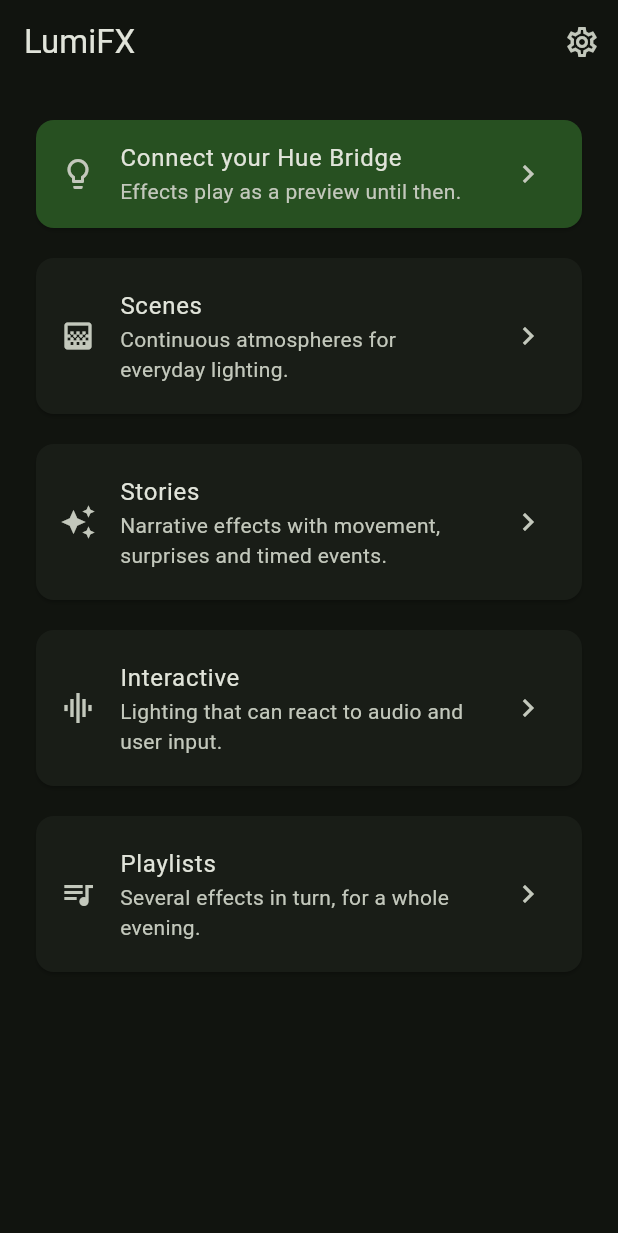
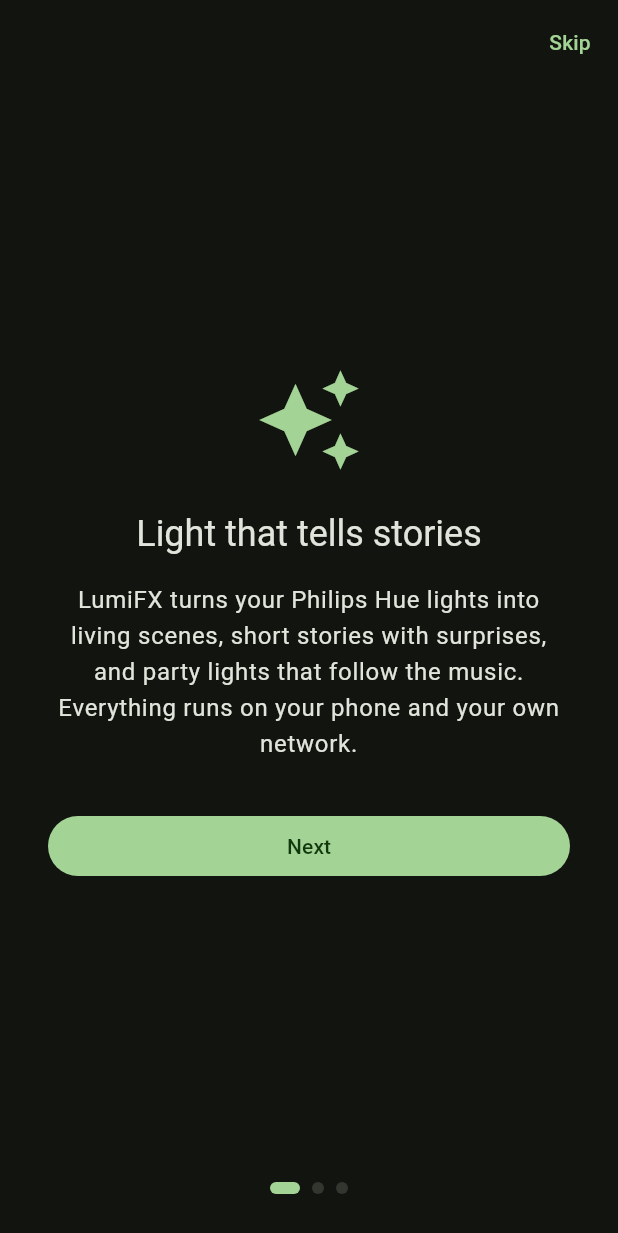
Before and after one commit to fz1101hub/Lumifx, a Flutter app: the screen it shows after launch, on a phone screen of 412 x 824 dp. Shown: the top 1233 px of the screen. Run offline on Flutter 3.47's test engine with Material 3 defaults, Android fonts, the phone set to English and light mode, and no system bars; our stand-ins replace flutter_secure_storage, shared_preferences, wakelock_plus; missing offline and left inert: nsd, pointycastle, quick_actions, record; generated files the repository leaves out were written again.

Commit message:
feat: welcome pages on the first launch
Three pages right after installing: what LumiFX does, connecting the Hue
Bridge (opens the setup; pairing finishes the welcome), and trying every
effect on the virtual lamps without a bridge. Skippable, page dots
labelled for screen readers. Shown only when nothing was stored before
and no bridge is paired, so people updating the app never see them.

Co-Authored-By: Claude Opus 5.5 <noreply@anthropic.com>
Claude-Session: https://claude.ai/code/session_01Szg8pjb3m6ZX5QZMLK69pw

```diff
--- a/lib/l10n/app_en.arb
+++ b/lib/l10n/app_en.arb
@@ -727,5 +727,61 @@
         "type": "String"
       }
     }
+  },
+  "onboardingWelcomeTitle": "Light that tells stories",
+  "@onboardingWelcomeTitle": {
+    "description": "Onboarding page 1 title"
+  },
+  "onboardingWelcomeBody": "LumiFX turns your Philips Hue lights into living scenes, short stories with surprises, and party lights that follow the music. Everything runs on your phone and your own network.",
+  "@onboardingWelcomeBody": {
+    "description": "Onboarding page 1 text"
+  },
+  "onboardingBridgeTitle": "Connect your Hue Bridge",
+  "@onboardingBridgeTitle": {
+    "description": "Onboarding page 2 title"
+  },
+  "onboardingBridgeBody": "Keep the phone on the same Wi-Fi as the bridge. LumiFX finds it, then asks you to press the round button on top of it once.",
+  "@onboardingBridgeBody": {
+    "description": "Onboarding page 2 text"
+  },
+  "onboardingPreviewTitle": "Try it right away",
+  "@onboardingPreviewTitle": {
+    "description": "Onboarding page 3 title"
+  },
+  "onboardingPreviewBody": "No bridge at hand? Every effect also plays on virtual lamps on the screen, so you can look around first and connect later from the home screen.",
+  "@onboardingPreviewBody": {
+    "description": "Onboarding page 3 text"
+  },
+  "next": "Next",
+  "@next": {
+    "description": "Onboarding button: next page"
+  },
+  "connectNow": "Connect now",
+  "@connectNow": {
+    "description": "Onboarding button: connect the bridge now"
+  },
+  "later": "Later",
+  "@later": {
+    "description": "Onboarding button: connect later"
+  },
+  "getStarted": "Get started",
+  "@getStarted": {
+    "description": "Onboarding button: finish"
+  },
+  "skip": "Skip",
+  "@skip": {
+    "description": "Onboarding button: skip the pages"
+  },
+  "pageOf": "Page {page} of {count}",
+  "@pageOf": {
+    "description": "Screen reader label of the page dots",
+    "placeholders": {
+      "page": {
+        "type": "int"
+      },
+      "count": {
+        "type": "int"
+      }
+    }
   }
 }
--- a/lib/src/features/library/preferences_controller.dart
+++ b/lib/src/features/library/preferences_controller.dart
@@ -109,10 +109,32 @@ class PreferencesController extends ChangeNotifier {
   bool _dirty = false;
   Future<void> _writes = Future.value();
 
+  bool _loaded = false;
+  bool _firstRun = false;
+  bool _onboardingDone = false;
+
+  /// [load] has finished.
+  bool get isLoaded => _loaded;
+
+  /// Nothing was stored yet when [load] ran: the app was just installed.
+  bool get isFirstRun => _firstRun;
+
+  /// The welcome pages have been seen (or skipped).
+  bool get onboardingDone => _onboardingDone;
+
+  Future<void> setOnboardingDone() {
+    _onboardingDone = true;
+    return _changed();
+  }
+
   Future<void> load() async {
     try {
       final raw = await _store.read(_key);
-      if (raw == null || _dirty) {
+      if (raw == null) {
+        _firstRun = !_dirty;
+        return;
+      }
+      if (_dirty) {
         return;
       }
       final json = (jsonDecode(raw) as Map).cast<String, Object?>();
@@ -122,6 +144,7 @@ class PreferencesController extends ChangeNotifier {
       _restoreLights = json['restoreLights'] as bool? ?? true;
       _softFlashes = json['softFlashes'] as bool? ?? false;
       _flashWarningShown = json['flashWarningShown'] as bool? ?? false;
+      _onboardingDone = json['onboardingDone'] as bool? ?? true;
       _musicSource = MusicSource.values.asNameMap()[json['musicSource']] ??
           MusicSource.microphone;
       final scenes = json['userScenes'];
@@ -158,8 +181,10 @@ class PreferencesController extends ChangeNotifier {
       }
     } on Object {
       // Unreadable preferences are not worth failing over; start fresh.
+    } finally {
+      _loaded = true;
+      notifyListeners();
     }
-    notifyListeners();
   }
 
   Future<void> toggleFavorite(String effectId) {
@@ -308,6 +333,7 @@ class PreferencesController extends ChangeNotifier {
       'restoreLights': _restoreLights,
       'softFlashes': _softFlashes,
       'flashWarningShown': _flashWarningShown,
+      'onboardingDone': _onboardingDone,
       'musicSource': _musicSource.name,
       'playlists': [for (final p in _playlists) p.toJson()],
       'userScenes': [for (final s in _userScenes) s.toJson()],
--- /dev/null
+++ b/lib/src/features/onboarding/onboarding_screen.dart
@@ -0,0 +1,180 @@
+import 'dart:async';
+
+import 'package:flutter/material.dart';
+
+import '../../app_scope.dart';
+import '../bridge/bridge_setup_screen.dart';
+import '../common/app_text.dart';
+
+/// Three pages on the very first launch: what LumiFX does, connecting the
+/// Hue Bridge, and trying it without one. Skippable at any time.
+class OnboardingScreen extends StatefulWidget {
+  const OnboardingScreen({super.key});
+
+  @override
+  State<OnboardingScreen> createState() => _OnboardingScreenState();
+}
+
+class _OnboardingScreenState extends State<OnboardingScreen> {
+  final _pages = PageController();
+  int _page = 0;
+
+  @override
+  void dispose() {
+    _pages.dispose();
+    super.dispose();
+  }
+
+  void _finish() {
+    unawaited(AppScope.of(context).preferences.setOnboardingDone());
+    Navigator.of(context).pop();
+  }
+
+  void _next() => _pages.nextPage(
+        duration: const Duration(milliseconds: 300),
+        curve: Curves.easeOut,
+      );
+
+  Future<void> _connect() async {
+    await Navigator.of(context).push(
+      MaterialPageRoute<void>(builder: (_) => const BridgeSetupScreen()),
+    );
+    if (!mounted) {
+      return;
+    }
+    if (AppScope.of(context).bridge.credentials != null) {
+      _finish();
+    } else {
+      _next();
+    }
+  }
+
+  @override
+  Widget build(BuildContext context) {
+    final l10n = context.l10n;
+    final theme = Theme.of(context);
+    final pages = [
+      _Page(
+        icon: Icons.auto_awesome,
+        title: l10n.onboardingWelcomeTitle,
+        body: l10n.onboardingWelcomeBody,
+        actions: [
+          FilledButton(onPressed: _next, child: Text(l10n.next)),
+        ],
+      ),
+      _Page(
+        icon: Icons.lightbulb_outline,
+        title: l10n.onboardingBridgeTitle,
+        body: l10n.onboardingBridgeBody,
+        actions: [
+          FilledButton(onPressed: _connect, child: Text(l10n.connectNow)),
+          TextButton(onPressed: _next, child: Text(l10n.later)),
+        ],
+      ),
+      _Page(
+        icon: Icons.visibility_outlined,
+        title: l10n.onboardingPreviewTitle,
+        body: l10n.onboardingPreviewBody,
+        actions: [
+          FilledButton(onPressed: _finish, child: Text(l10n.getStarted)),
+        ],
+      ),
+    ];
+    return Scaffold(
+      appBar: AppBar(
+        automaticallyImplyLeading: false,
+        actions: [
+          if (_page < pages.length - 1)
+            TextButton(onPressed: _finish, child: Text(l10n.skip)),
+        ],
+      ),
+      body: SafeArea(
+        child: Column(
+          children: [
+            Expanded(
+              child: PageView(
+                controller: _pages,
+                onPageChanged: (page) => setState(() => _page = page),
+                children: pages,
+              ),
+            ),
+            Semantics(
+              label: l10n.pageOf(_page + 1, pages.length),
+              excludeSemantics: true,
+              child: Row(
+                mainAxisAlignment: MainAxisAlignment.center,
+                children: [
+                  for (var i = 0; i < pages.length; i++)
+                    AnimatedContainer(
+                      duration: const Duration(milliseconds: 200),
+                      margin: const EdgeInsets.all(4),
+                      width: i == _page ? 20 : 8,
+                      height: 8,
+                      decoration: BoxDecoration(
+                        borderRadius: BorderRadius.circular(4),
+                        color: i == _page
+                            ? theme.colorScheme.primary
+                            : theme.colorScheme.surfaceContainerHighest,
+                      ),
+                    ),
+                ],
+              ),
+            ),
+            const SizedBox(height: 24),
+          ],
+        ),
+      ),
+    );
+  }
+}
+
+class _Page extends StatelessWidget {
+  const _Page({
+    required this.icon,
+    required this.title,
+    required this.body,
+    required this.actions,
+  });
+
+  final IconData icon;
+  final String title;
+  final String body;
+  final List<Widget> actions;
+
+  @override
+  Widget build(BuildContext context) {
+    final theme = Theme.of(context);
+    return Center(
+      child: SingleChildScrollView(
+        padding: const EdgeInsets.symmetric(horizontal: 32, vertical: 16),
+        child: ConstrainedBox(
+          constraints: const BoxConstraints(maxWidth: 480),
+          child: Column(
+            mainAxisSize: MainAxisSize.min,
+            children: [
+              Icon(icon, size: 72, color: theme.colorScheme.primary),
+              const SizedBox(height: 24),
+              Text(
+                title,
+                textAlign: TextAlign.center,
+                style: theme.textTheme.headlineSmall,
+              ),
+              const SizedBox(height: 16),
+              Text(
+                body,
+                textAlign: TextAlign.center,
+                style: theme.textTheme.bodyLarge,
+              ),
+              const SizedBox(height: 32),
+              for (final action in actions)
+                Padding(
+                  padding: const EdgeInsets.only(bottom: 8),
+                  child: SizedBox(width: double.infinity, child: action),
+                ),
+            ],
+          ),
+        ),
+      ),
+    );
+  }
+}
```
Also changed, not shown: lib/l10n/app_de.arb (+13 -1 lines), lib/l10n/app_es.arb (+13 -1 lines), lib/l10n/app_fr.arb (+13 -1 lines), lib/l10n/app_it.arb (+13 -1 lines), lib/l10n/app_nl.arb (+13 -1 lines), lib/src/app.dart (+32 -0 lines), 1 other file.
